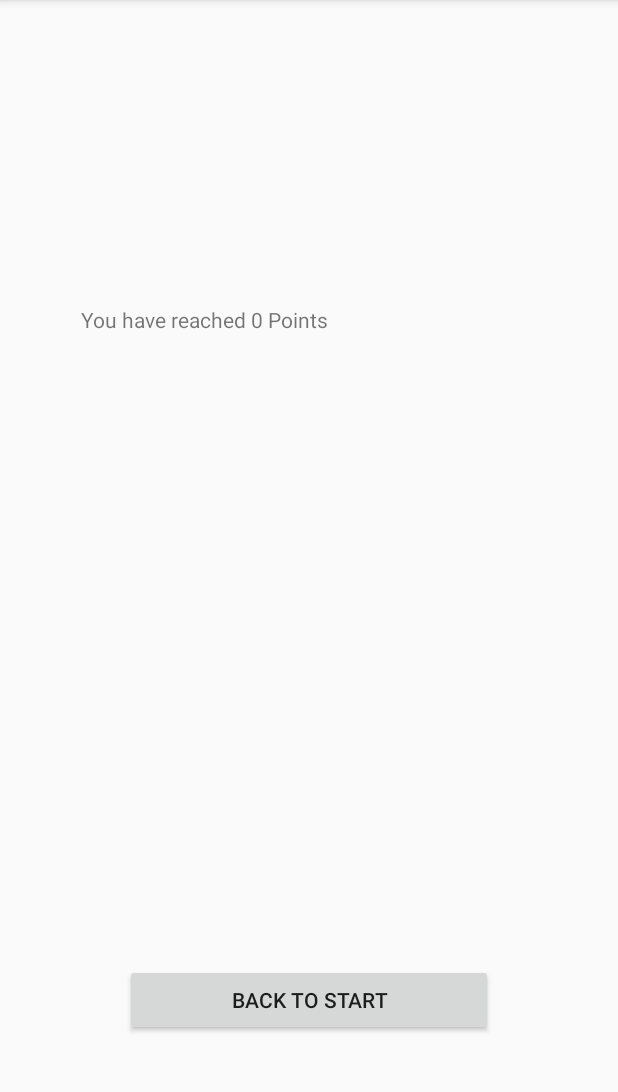
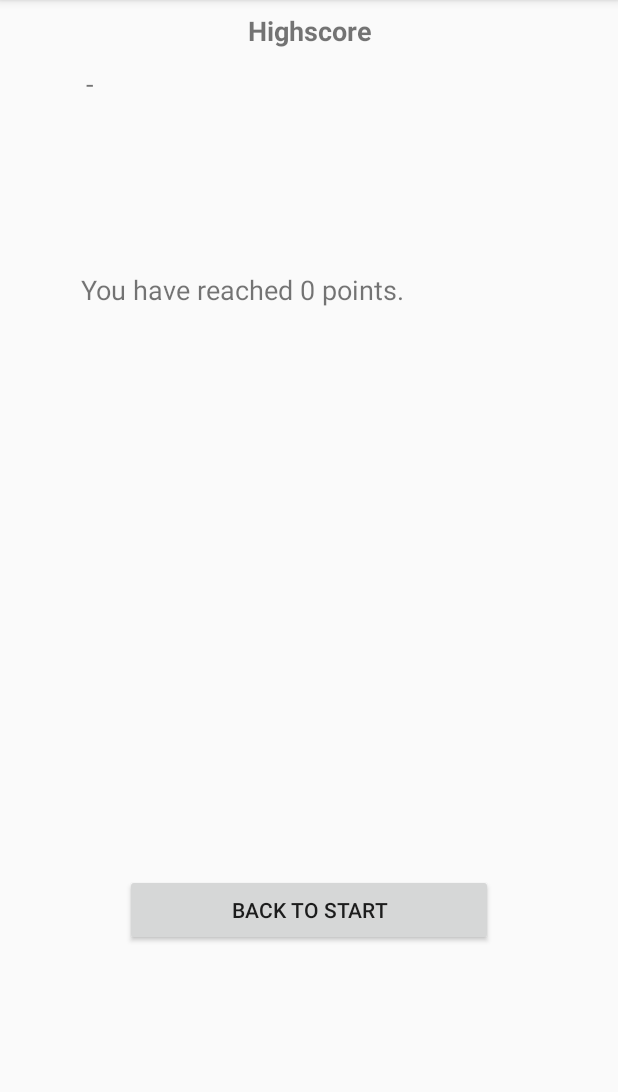
Before and after one commit to kathrin77/QuickPic, an Android app: the HighscoreActivity screen opened directly, with no data from a screen before it, on a phone screen of 412 x 824 dp, the part 84-1176 px from its top. Run offline under Robolectric (Android 15) with nearby library versions, the phone set to English and light mode, and no system bars.

Commit message:
HighscoreActivity: Highscore mit Namen eingeben umgesetzt QuizActivity: Bug behoben - zaehlt Leben nur hoch, wenn unter 3

```diff
--- a/app/src/main/java/com/example/quickpic/HighscoreActivity.java
+++ b/app/src/main/java/com/example/quickpic/HighscoreActivity.java
@@ -6,18 +6,22 @@ import android.support.v7.app.AppCompatActivity;
 import android.os.Bundle;
 import android.view.View;
 import android.widget.Button;
+import android.widget.EditText;
+import android.widget.LinearLayout;
 import android.widget.TextView;
 
 public class HighscoreActivity extends AppCompatActivity {
 
     Button btnStartseite;
     TextView tVcurrentPoints;
+    TextView tVHighscore;
+    private LinearLayout LlNameInput;
+    private Button btnSaveName;
 
     SharedPreferences preferences;
     SharedPreferences.Editor preferencesEditor;
 
     int currentPoints;
-    final String KEY = "savePreferences";
 
     @Override
     protected void onCreate(Bundle savedInstanceState) {
@@ -34,25 +38,73 @@ public class HighscoreActivity extends AppCompatActivity {
         });
 
         tVcurrentPoints = findViewById(R.id.tVcurrentPoints);
+        tVHighscore = findViewById(R.id.tVHighscore);
 
-        preferences = this.getSharedPreferences("highscore", MODE_PRIVATE);
+        preferences = this.getSharedPreferences("GAME", MODE_PRIVATE);
         preferencesEditor = preferences.edit();
         preferencesEditor.apply();
 
         currentPoints = getIntent().getIntExtra("Points", 0);
 
+        showHighscore();
         showPoints();
+
+        LlNameInput = findViewById(R.id.LlNameInput);
+        LlNameInput.setVisibility(View.INVISIBLE);
+
+        if (currentPoints > getHighscore()) {
+            LlNameInput.setVisibility(View.VISIBLE);
+        }
+
+        btnSaveName = findViewById(R.id.btnSaveName);
+        btnSaveName.setOnClickListener(new View.OnClickListener() {
+            @Override
+            public void onClick(View view) {
+                writeHighscore(currentPoints);
+                writeHighscoreName();
+                showHighscore();
+                LlNameInput.setVisibility(View.INVISIBLE);
+            }
+        });
+
+    }
+
+    private int getHighscore() {
+        //SharedPreferences pref = getSharedPreferences("GAME", 0);
+        return preferences.getInt("HIGHSCORE",0);
+    }
+
+    private String getHighscoreName() {
+        //SharedPreferences pref = getSharedPreferences("GAME",0);
+        return preferences.getString("HIGHSCORE_NAME", "");
+    }
+
+    private void writeHighscore(int highscore) {
+        /*SharedPreferences pref = getSharedPreferences("GAME",0);
+        SharedPreferences.Editor editor = pref.edit();*/
+        preferencesEditor.putInt("HIGHSCORE", highscore);
+        preferencesEditor.commit();
+    }
+
+    private void writeHighscoreName() {
+        EditText eTName = findViewById(R.id.eTName);
+        String name = eTName.getText().toString().trim();
+        /*SharedPreferences pref = getSharedPreferences("GAME",0);
+        SharedPreferences.Editor editor = pref.edit();*/
+        preferencesEditor.putString("HIGHSCORE_NAME", name);
+        preferencesEditor.commit();
+    }
+
+     private void showHighscore() {
+        int highscore = getHighscore();
+        if (highscore > 0) {
+            tVHighscore.setText(Integer.toString(highscore) + " " + getString(R.string.HighscoreFrom) + " " + getHighscoreName());
+        } else {
+            tVHighscore.setText("-");
+        }
     }
 
     private void showPoints() {
-        if (preferences.getInt(KEY,0) < currentPoints) {
-            tVcurrentPoints.setText("NEW HIGHSCORE! You have reached " + currentPoints + " Points!");
-
-            preferencesEditor.putInt(KEY, currentPoints);
-            preferencesEditor.commit();
-
-        } else {
-            tVcurrentPoints.setText("You have reached " + currentPoints+ " Points");
-        }
+        tVcurrentPoints.setText(getString(R.string.currentPoints1) + " " + currentPoints + " " + getString(R.string.currentPoints2));
     }
 }
--- a/app/src/main/java/com/example/quickpic/QuizActivity.java
+++ b/app/src/main/java/com/example/quickpic/QuizActivity.java
@@ -231,7 +231,9 @@ public class QuizActivity extends AppCompatActivity {
                 startActivity(intent);
             } else {
                 game.setRound(1);
-                game.lives++;
+                if (game.lives < 3) {
+                    game.lives++;
+                }
                 startNewLevel(game.getLevel(), game.topic);
                 startNewRound(game.getRound());
             }
--- a/app/src/main/res/layout/activity_highscore.xml
+++ b/app/src/main/res/layout/activity_highscore.xml
@@ -9,15 +9,16 @@
     <TextView
         android:id="@+id/tVcurrentPoints"
         android:layout_width="304dp"
-        android:layout_height="362dp"
+        android:layout_height="56dp"
         android:layout_marginBottom="8dp"
         android:layout_marginEnd="8dp"
         android:layout_marginStart="8dp"
         android:layout_marginTop="8dp"
-        app:layout_constraintBottom_toBottomOf="parent"
+        android:textSize="18sp"
+        app:layout_constraintBottom_toTopOf="@+id/LlNameInput"
         app:layout_constraintEnd_toEndOf="parent"
         app:layout_constraintStart_toStartOf="parent"
-        app:layout_constraintTop_toTopOf="parent" />
+        app:layout_constraintTop_toBottomOf="@+id/tVHighscore" />
 
     <Button
         android:id="@+id/btnStartseite"
@@ -31,5 +32,73 @@
         app:layout_constraintBottom_toBottomOf="parent"
         app:layout_constraintEnd_toEndOf="parent"
         app:layout_constraintStart_toStartOf="parent"
-        app:layout_constraintTop_toBottomOf="@+id/tVcurrentPoints" />
+        app:layout_constraintTop_toBottomOf="@+id/LlNameInput" />
+
+    <TextView
+        android:id="@+id/tVTitle"
+        android:layout_width="299dp"
+        android:layout_height="27dp"
+        android:layout_marginEnd="8dp"
+        android:layout_marginStart="8dp"
+        android:layout_marginTop="8dp"
+        android:text="@string/tVTitle"
+        android:textAlignment="center"
+        android:textSize="18sp"
+        android:textStyle="bold"
+        app:layout_constraintEnd_toEndOf="parent"
+        app:layout_constraintStart_toStartOf="parent"
+        app:layout_constraintTop_toTopOf="parent" />
+
+    <TextView
+        android:id="@+id/tVHighscore"
+        android:layout_width="297dp"
+        android:layout_height="50dp"
+        android:layout_marginBottom="200dp"
+        android:layout_marginEnd="8dp"
+        android:layout_marginStart="8dp"
+        android:layout_marginTop="8dp"
+        android:textSize="18sp"
+        app:layout_constraintBottom_toTopOf="@+id/btnStartseite"
+        app:layout_constraintEnd_toEndOf="parent"
+        app:layout_constraintStart_toStartOf="parent"
+        app:layout_constraintTop_toBottomOf="@+id/tVTitle"
+        app:layout_constraintVertical_bias="0.0" />
+
+    <LinearLayout
+        android:id="@+id/LlNameInput"
+        android:layout_width="344dp"
+        android:layout_height="121dp"
+        android:layout_marginBottom="8dp"
+        android:layout_marginEnd="8dp"
+        android:layout_marginStart="8dp"
+        android:layout_marginTop="8dp"
+        android:orientation="vertical"
+        app:layout_constraintBottom_toBottomOf="parent"
+        app:layout_constraintEnd_toEndOf="parent"
+        app:layout_constraintHorizontal_bias="0.497"
+        app:layout_constraintStart_toStartOf="parent"
+        app:layout_constraintTop_toTopOf="parent">
+
+        <TextView
+            android:id="@+id/tVName"
+            android:layout_width="match_parent"
+            android:layout_height="wrap_content"
+            android:text="@string/tVName"
+            android:textAlignment="center"
+            android:textSize="18sp" />
+
+        <EditText
+            android:id="@+id/eTName"
+            android:layout_width="match_parent"
+            android:layout_height="wrap_content"
+            android:ems="10"
+            android:inputType="textPersonName" />
+
+        <Button
+            android:id="@+id/btnSaveName"
+            android:layout_width="match_parent"
+            android:layout_height="wrap_content"
+            android:text="@string/btnSaveName"
+            android:textSize="18sp" />
+    </LinearLayout>
 </android.support.constraint.ConstraintLayout>
--- a/app/src/main/res/values/strings.xml
+++ b/app/src/main/res/values/strings.xml
@@ -16,4 +16,10 @@
     <string name="imgBtnTree">Start tree quiz!</string>
     <string name="btnStartseite">Back to Start</string>
     <string name="tVGameOver">Game Over!</string>
+    <string name="btnSaveName">Save</string>
+    <string name="tVName">New Highscore! Enter your name.</string>
+    <string name="tVTitle">Highscore</string>
+    <string name="currentPoints1">You have reached</string>
+    <string name="currentPoints2">points.</string>
+    <string name="HighscoreFrom">from</string>
 </resources>
```
